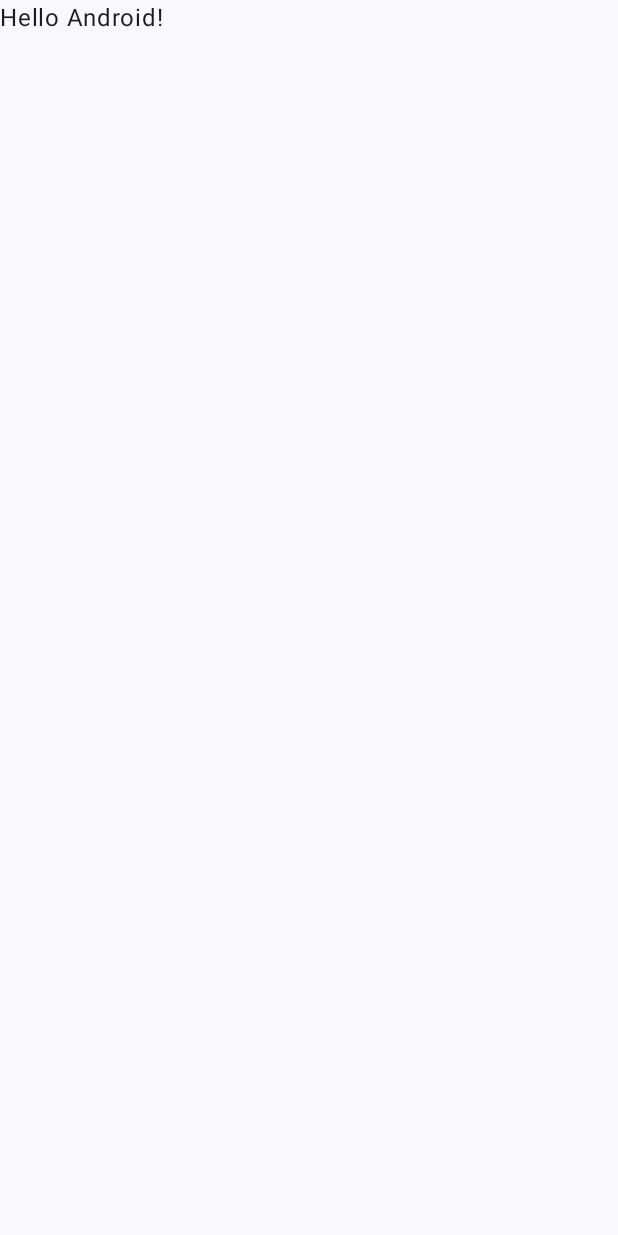
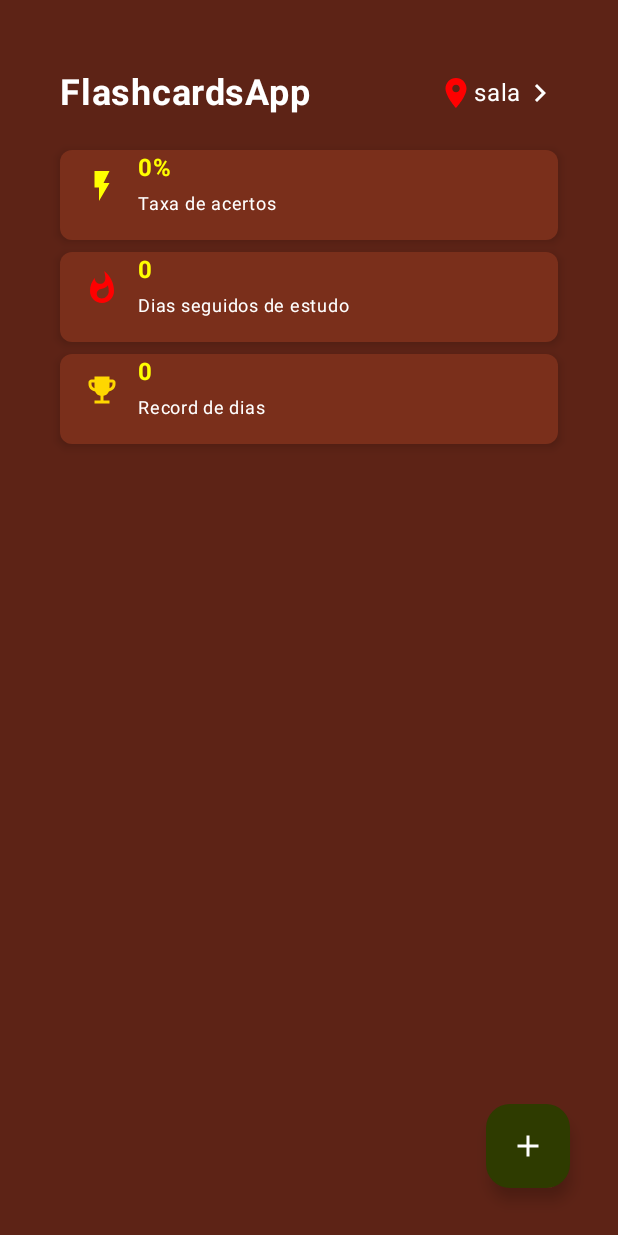
Before and after one commit to henrydicarlo/FlashCardApp, an Android app built with Jetpack Compose: the screen it shows after launch (MainActivity), on a phone screen of 412 x 824 dp. Before the commit the screen is almost empty. Run offline under Robolectric (Android 15) with nearby library versions, the phone set to English and light mode, and no system bars.

Commit message:
Home screen

```diff
--- a/app/build.gradle.kts
+++ b/app/build.gradle.kts
@@ -56,4 +56,6 @@ dependencies {
     androidTestImplementation(libs.androidx.ui.test.junit4)
     debugImplementation(libs.androidx.ui.tooling)
     debugImplementation(libs.androidx.ui.test.manifest)
+    implementation(libs.androidx.material.icons.extended)
+
 }
--- a/app/src/main/java/com/example/flashcardapp/MainActivity.kt
+++ b/app/src/main/java/com/example/flashcardapp/MainActivity.kt
@@ -1,4 +1,6 @@
 package com.example.flashcardapp
+
+import com.example.flashcardapp.ui.theme.FlashCardAppTheme
 
 import android.os.Bundle
 import androidx.activity.ComponentActivity
@@ -11,19 +13,18 @@ import androidx.compose.material3.Text
 import androidx.compose.runtime.Composable
 import androidx.compose.ui.Modifier
 import androidx.compose.ui.tooling.preview.Preview
-import com.example.flashcardapp.ui.theme.FlashCardAppTheme
+import androidx.activity.compose.setContent
+import androidx.compose.material3.MaterialTheme
+import androidx.compose.material3.Surface
+import com.example.flashcardapp.screens.DashboardScreen
 
 class MainActivity : ComponentActivity() {
     override fun onCreate(savedInstanceState: Bundle?) {
         super.onCreate(savedInstanceState)
-        enableEdgeToEdge()
         setContent {
-            FlashCardAppTheme {
-                Scaffold(modifier = Modifier.fillMaxSize()) { innerPadding ->
-                    Greeting(
-                        name = "Android",
-                        modifier = Modifier.padding(innerPadding)
-                    )
+            MaterialTheme {
+                Surface(modifier = androidx.compose.ui.Modifier.fillMaxSize()) {
+                    DashboardScreen()
                 }
             }
         }
--- /dev/null
+++ b/app/src/main/java/com/example/flashcardapp/screens/DashboardScreen.kt
@@ -0,0 +1,138 @@
+package com.example.flashcardapp.screens
+
+import androidx.compose.foundation.background
+import androidx.compose.foundation.layout.*
+import androidx.compose.foundation.shape.RoundedCornerShape
+import androidx.compose.material.icons.Icons
+import androidx.compose.material.icons.Icons.Default
+import androidx.compose.material.icons.filled.*
+import androidx.compose.material3.*
+import androidx.compose.runtime.Composable
+import androidx.compose.ui.Alignment
+import androidx.compose.ui.Modifier
+import androidx.compose.ui.graphics.Color
+import androidx.compose.ui.graphics.vector.ImageVector
+import androidx.compose.ui.text.font.FontWeight
+import androidx.compose.ui.unit.dp
+import androidx.compose.ui.unit.sp
+
+@Composable
+fun DashboardScreen() {
+    Box(
+        modifier = Modifier
+            .fillMaxSize()
+            .background(Color(0xFF5D2316))
+            .padding(16.dp)
+    ) {
+        Column(
+            modifier = Modifier
+                .fillMaxSize()
+                .padding(horizontal = 24.dp, vertical = 32.dp) //
+        ) {
+            // Cabeçalho
+            Row(
+                modifier = Modifier.fillMaxWidth(),
+                horizontalArrangement = Arrangement.SpaceBetween,
+                verticalAlignment = Alignment.CenterVertically
+            ) {
+                Text(
+                    text = "FlashcardsApp",
+                    fontSize = 24.sp,
+                    fontWeight = FontWeight.Bold,
+                    color = Color.White
+                )
+                Row(verticalAlignment = Alignment.CenterVertically) {
+                    Icon(
+                        imageVector = Default.Place,
+                        contentDescription = "Local",
+                        tint = Color.Red
+                    )
+                    Text(
+                        text = "sala",
+                        color = Color.White
+                    )
+                    Icon(
+                        imageVector = Default.KeyboardArrowRight,
+                        contentDescription = "Ir",
+                        tint = Color.White
+                    )
+                }
+            }
+
+            Spacer(modifier = Modifier.height(24.dp))
+
+            StatusCard(
+                icon = Default.FlashOn,
+                iconColor = Color.Yellow,
+                value = "0%",
+                label = "Taxa de acertos"
+            )
+            Spacer(modifier = Modifier.height(8.dp))
+
+            StatusCard(
+                icon = Default.Whatshot,
+                iconColor = Color.Red,
+                value = "0",
+                label = "Dias seguidos de estudo"
+            )
+            Spacer(modifier = Modifier.height(8.dp))
+
+            StatusCard(
+                icon = Default.EmojiEvents,
+                iconColor = Color(0xFFFFD700),
+                value = "0",
+                label = "Record de dias"
+            )
+        }
+
+        // FAB
+        FloatingActionButton(
+            onClick = { /* ação ao clicar */ },
+            containerColor = Color(0xFF2E3B00),
+            contentColor = Color.White,
+            modifier = Modifier
+                .align(Alignment.BottomEnd)
+                .padding(16.dp)
+        ) {
+            Icon(Default.Add, contentDescription = "Adicionar")
+        }
+    }
+}
+
+@Composable
+fun StatusCard(icon: ImageVector, iconColor: Color, value: String, label: String) {
+    Card(
+        colors = CardDefaults.cardColors(containerColor = Color(0xFF7A2F1B)),
+        shape = RoundedCornerShape(8.dp),
+        modifier = Modifier
+            .fillMaxWidth()
+            .height(60.dp),
+        elevation = CardDefaults.cardElevation(defaultElevation = 4.dp)
+    ) {
+        Row(
+            verticalAlignment = Alignment.CenterVertically,
+            modifier = Modifier.padding(horizontal = 16.dp)
+        ) {
+            Icon(
+                imageVector = icon,
+                contentDescription = null,
+                tint = iconColor,
+                modifier = Modifier.size(24.dp)
+            )
+            Spacer(modifier = Modifier.width(12.dp))
+            Column {
+                Text(
+                    text = value,
+                    fontWeight = FontWeight.Bold,
+                    color = Color.Yellow,
+                    fontSize = 16.sp
+                )
+                Text(
+                    text = label,
+                    color = Color.White,
+                    fontSize = 12.sp
+                )
+            }
+        }
+    }
+}
--- a/gradle/libs.versions.toml
+++ b/gradle/libs.versions.toml
@@ -1,7 +1,7 @@
 [versions]
 agp = "8.8.0"
 kotlin = "2.0.0"
-coreKtx = "1.15.0"
+coreKtx = "1.16.0"
 junit = "4.13.2"
 junitVersion = "1.2.1"
 espressoCore = "3.6.1"
@@ -24,6 +24,8 @@ androidx-ui-tooling-preview = { group = "androidx.compose.ui", name = "ui-toolin
 androidx-ui-test-manifest = { group = "androidx.compose.ui", name = "ui-test-manifest" }
 androidx-ui-test-junit4 = { group = "androidx.compose.ui", name = "ui-test-junit4" }
 androidx-material3 = { group = "androidx.compose.material3", name = "material3" }
+androidx-material-icons-extended = { group = "androidx.compose.material", name = "material-icons-extended", version = "1.5.4" }
+
 
 [plugins]
 android-application = { id = "com.android.application", version.ref = "agp" }
```
